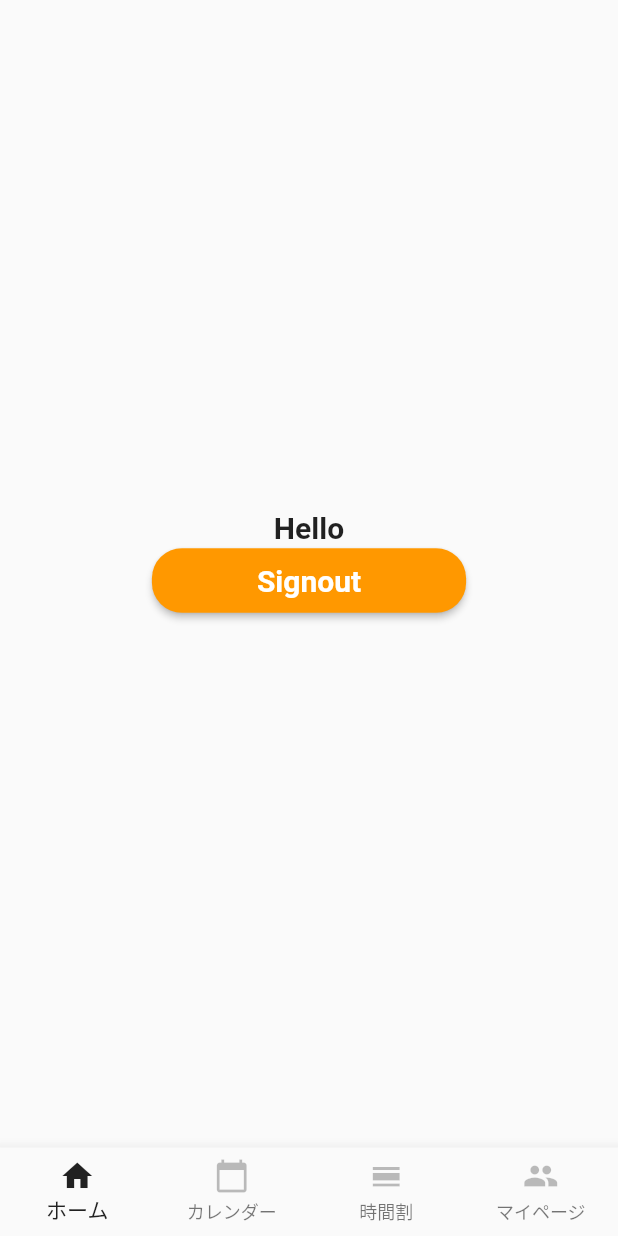
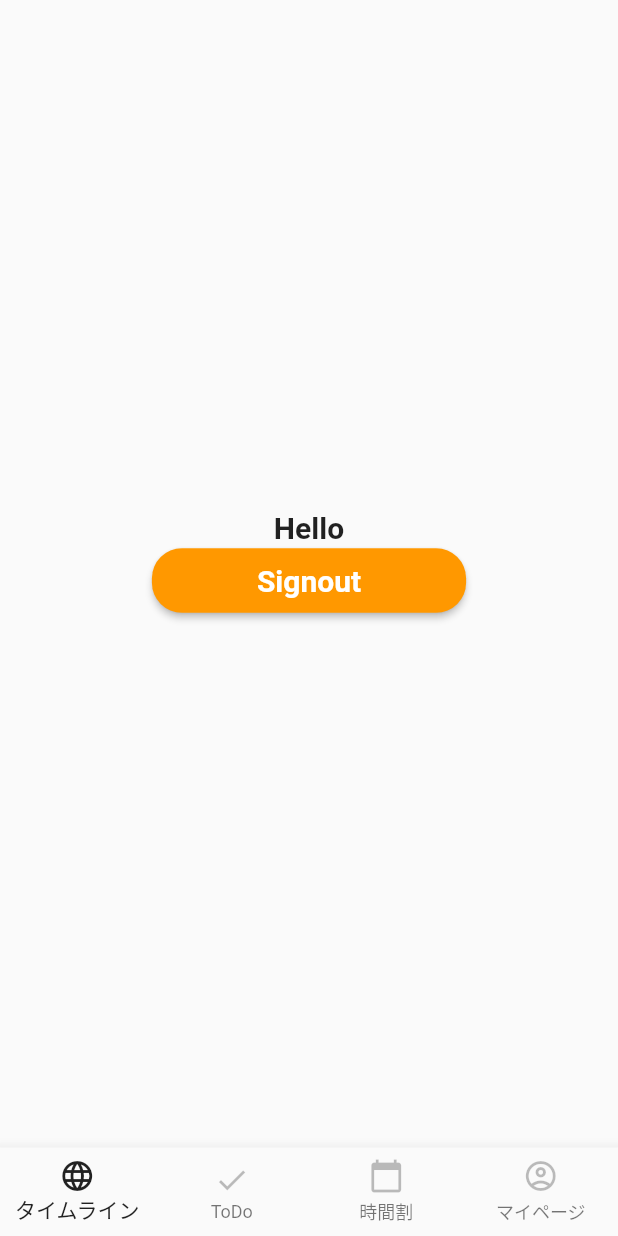
Before and after one commit to shouhi/Linkone-front, a Flutter app: the RootWidget screen opened directly, on a phone screen of 412 x 824 dp. Run offline on Flutter 3.47's test engine with Material 2 defaults, Android fonts, the light colour scheme and no system bars; our stand-ins replace firebase_auth, firebase_core, font_awesome_flutter; accounts and stored records are empty.

Commit message:
Footer
フッターのアイコンと文字を変更

```diff
--- a/lib/root.dart
+++ b/lib/root.dart
@@ -16,16 +16,16 @@ class _RootWidgetState extends State<RootWidget> {
 
   // アイコン情報
   static const _footerIcons = [
-    Icons.home,
+    Icons.language,
+    Icons.check,
     Icons.calendar_today,
-    Icons.calendar_view_day,
-    Icons.people
+    Icons.account_circle_outlined
   ];
 
   // アイコン文字列
   static const _footerItemNames = [
-    'ホーム',
-    'カレンダー',
+    'タイムライン',
+    'ToDo',
     '時間割',
     'マイページ'
   ];
```
